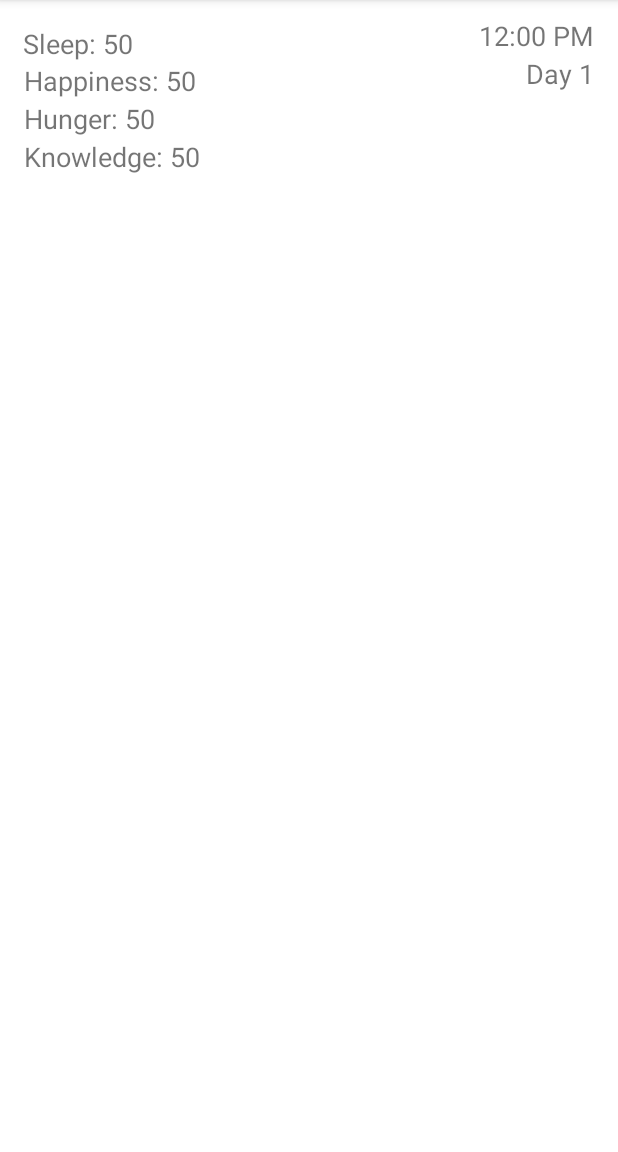
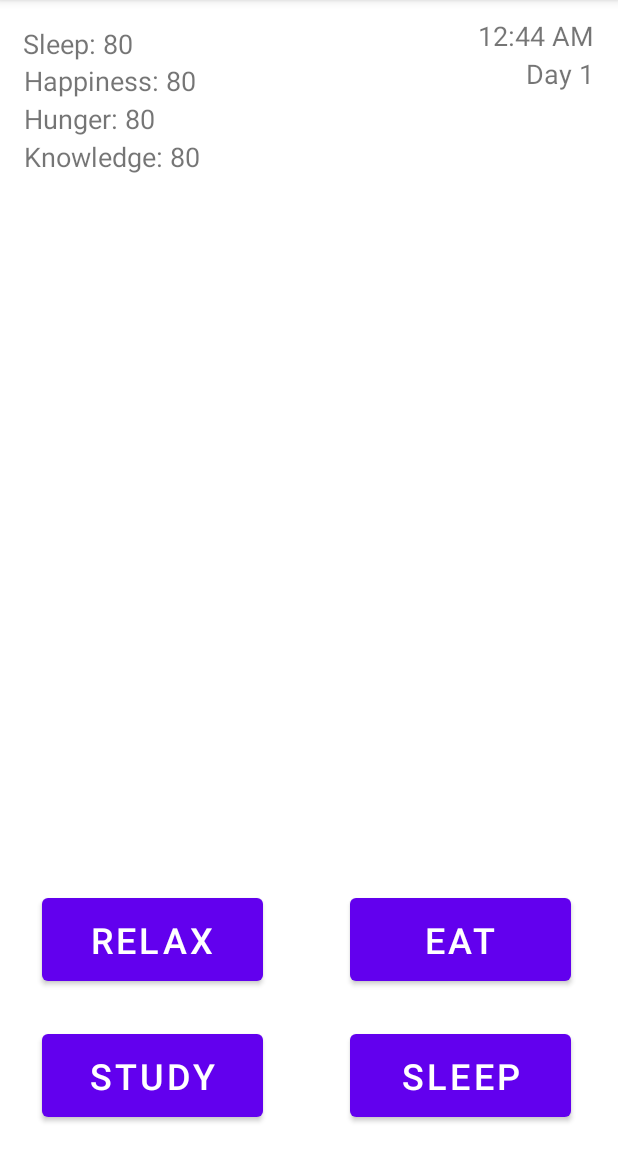
Before and after one commit to abloodg1/CustomGame, an Android app: the Instructions screen opened directly, with no data from a screen before it, after a tap on "PLAY", on a phone screen of 412 x 824 dp, the part 84-1236 px from its top. Run offline under Robolectric (Android 15) with nearby library versions, the phone set to English and light mode, and no system bars.

Commit message:
Added main functionality to game. Timer and stats all work properly. Scoring system and graphics to come.

```diff
--- a/app/src/main/java/com/example/customgame/Game.java
+++ b/app/src/main/java/com/example/customgame/Game.java
@@ -2,8 +2,10 @@ package com.example.customgame;
 
 import androidx.appcompat.app.AppCompatActivity;
 
+import android.content.Intent;
 import android.os.Bundle;
 import android.os.CountDownTimer;
+import android.view.View;
 import android.widget.TextView;
 
 public class Game extends AppCompatActivity {
@@ -14,9 +16,23 @@ public class Game extends AppCompatActivity {
     private TextView knowText;
     private TextView sleepText;
     private TextView dayText;
+    private int happy;
+    private int hunger;
+    private int know;
+    private int sleep;
+    private int day;
 
     private CountDownTimer countDownTimer;
     private long timeLeft = 50 * 60 * 24 * 90;
+    private long timeLapsed = 50 * 60 * 24 * 90 - timeLeft;
+    private int hour = 12;
+    private int minute = 0;
+    private boolean am = true;
+    private String AM = " AM";
+    private boolean sleeping = false;
+    private boolean eating = false;
+    private boolean studying = false;
+    private boolean playing = false;
 
 
     @Override
@@ -29,7 +45,11 @@ public class Game extends AppCompatActivity {
         knowText = findViewById(R.id.Knowledge);
         sleepText = findViewById(R.id.Sleep);
         dayText = findViewById(R.id.Day);
-
+        happy = 80;
+        hunger = 80;
+        know = 80;
+        sleep = 80;
+        day = 1;
         startTimer();
     }
 
@@ -40,6 +60,42 @@ public class Game extends AppCompatActivity {
             public void onTick(long l) {
                 timeLeft = l;
                 updateTimer();
+                if(minute < 59) {
+                    minute++;
+                }else{
+                    minute = 0;
+                    if(hour < 12){
+                        if(hour  == 11){
+                            if(am == true){
+                                am = false;
+                                AM = " PM";
+                            }else{
+                                am = true;
+                                AM = " AM";
+                                day++;
+                                dayText.setText("Day "+ day);
+                            }
+                        }
+                        hour++;
+                    }else{
+                        hour = 1;
+                    }
+                }
+                if(minute < 10){
+                    timerText.setText(hour + ":0" + minute + AM);
+                }else{
+                    timerText.setText(hour + ":" + minute + AM);
+                }
+                if (minute == 0){
+                    hunger = updateStat(hunger, 5, 10,15, eating);
+                    happy = updateStat(happy, 5, 5,15, playing);
+                    know = updateStat(know, 5, 10,10, studying);
+                    sleep = updateStat(sleep, 5,20,5, sleeping);
+                }
+                happiText.setText("Happiness: " + happy);
+                hungerText.setText("Hunger: " + hunger);
+                knowText.setText("Knowledge: " + know);
+                sleepText.setText("Sleep: " + sleep);
 
             }
 
@@ -53,4 +109,52 @@ public class Game extends AppCompatActivity {
     public void updateTimer(){
 
     }
+
+    private int updateStat(int stat, int decay, int addAM, int addPM, boolean x){
+        if(x){
+            if(am){
+                stat = stat + addAM;
+            }else{
+                stat = stat + addPM;
+            }
+            if(stat > 100){
+                stat = 100;
+            }
+            return stat;
+        }else{
+            stat = stat - decay;
+            if (stat < 0){
+                stat = 0;
+            }
+            return stat;
+        }
+    }
+
+    public void sleep(View view){
+        sleeping = true;
+        eating = false;
+        studying = false;
+        playing = false;
+    }
+
+    public void eat(View view){
+        sleeping = false;
+        eating = true;
+        studying = false;
+        playing = false;
+    }
+
+    public void study(View view){
+        sleeping = false;
+        eating = false;
+        studying = true;
+        playing = false;
+    }
+
+    public void relax(View view){
+        sleeping = false;
+        eating = false;
+        studying = false;
+        playing = true;
+    }
 };
--- a/app/src/main/java/com/example/customgame/Instructions.java
+++ b/app/src/main/java/com/example/customgame/Instructions.java
@@ -20,12 +20,12 @@ public class Instructions extends AppCompatActivity {
             @Override
             public void onClick(View view) {
 
-                startGame();
+                startGame(view);
             }
         });
     }
 
-    void startGame(){
+    public void startGame(View view){
         Intent intent = new Intent(this, Game.class);
         startActivity(intent);
     }
--- a/app/src/main/java/com/example/customgame/MainActivity.java
+++ b/app/src/main/java/com/example/customgame/MainActivity.java
@@ -20,12 +20,12 @@ public class MainActivity extends AppCompatActivity {
             @Override
             public void onClick(View view) {
 
-                startGame();
+                startGame(view);
             }
         });
     }
 
-    void startGame(){
+    void startGame(View view){
         Intent intent = new Intent(this, Instructions.class);
         startActivity(intent);
     }
--- a/app/src/main/res/layout/activity_game.xml
+++ b/app/src/main/res/layout/activity_game.xml
@@ -83,4 +83,60 @@
         app:layout_constraintRight_toRightOf="parent"
         app:layout_constraintTop_toTopOf="parent"
         app:layout_constraintVertical_bias="0.049" />
+
+    <Button
+        android:id="@+id/sleepButton"
+        android:layout_width="147dp"
+        android:layout_height="67dp"
+        android:onClick="sleep"
+        android:text="Sleep"
+        android:textSize="24sp"
+        app:layout_constraintBottom_toBottomOf="parent"
+        app:layout_constraintHorizontal_bias="0.882"
+        app:layout_constraintLeft_toLeftOf="parent"
+        app:layout_constraintRight_toRightOf="parent"
+        app:layout_constraintTop_toTopOf="parent"
+        app:layout_constraintVertical_bias="0.975" />
+
+    <Button
+        android:id="@+id/eatButton"
+        android:layout_width="147dp"
+        android:layout_height="67dp"
+        android:onClick="eat"
+        android:text="Eat"
+        android:textSize="24sp"
+        app:layout_constraintBottom_toBottomOf="parent"
+        app:layout_constraintHorizontal_bias="0.882"
+        app:layout_constraintLeft_toLeftOf="parent"
+        app:layout_constraintRight_toRightOf="parent"
+        app:layout_constraintTop_toTopOf="parent"
+        app:layout_constraintVertical_bias="0.846" />
+
+    <Button
+        android:id="@+id/studyButton"
+        android:layout_width="147dp"
+        android:layout_height="67dp"
+        android:onClick="study"
+        android:text="Study"
+        android:textSize="24sp"
+        app:layout_constraintBottom_toBottomOf="parent"
+        app:layout_constraintHorizontal_bias="0.106"
+        app:layout_constraintLeft_toLeftOf="parent"
+        app:layout_constraintRight_toRightOf="parent"
+        app:layout_constraintTop_toTopOf="parent"
+        app:layout_constraintVertical_bias="0.975" />
+
+    <Button
+        android:id="@+id/relaxButton"
+        android:layout_width="147dp"
+        android:layout_height="67dp"
+        android:onClick="relax"
+        android:text="Relax"
+        android:textSize="24sp"
+        app:layout_constraintBottom_toBottomOf="parent"
+        app:layout_constraintHorizontal_bias="0.106"
+        app:layout_constraintLeft_toLeftOf="parent"
+        app:layout_constraintRight_toRightOf="parent"
+        app:layout_constraintTop_toTopOf="parent"
+        app:layout_constraintVertical_bias="0.846" />
 </androidx.constraintlayout.widget.ConstraintLayout>
```
